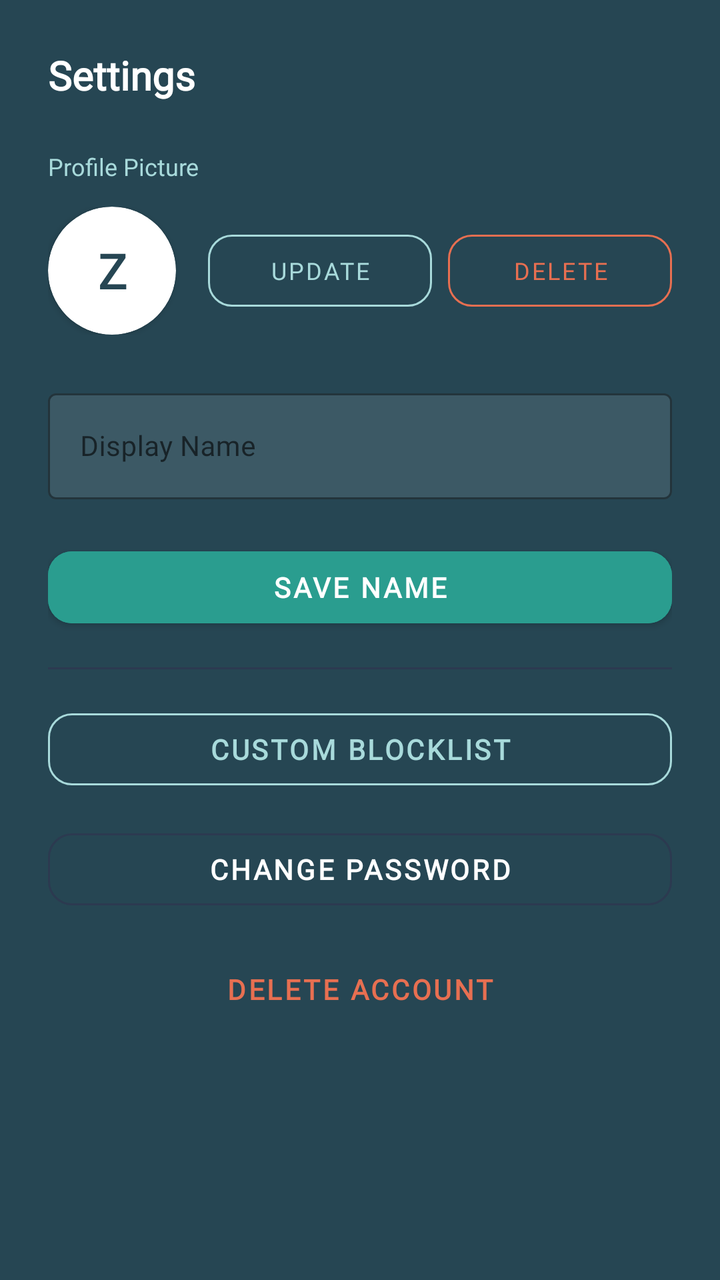
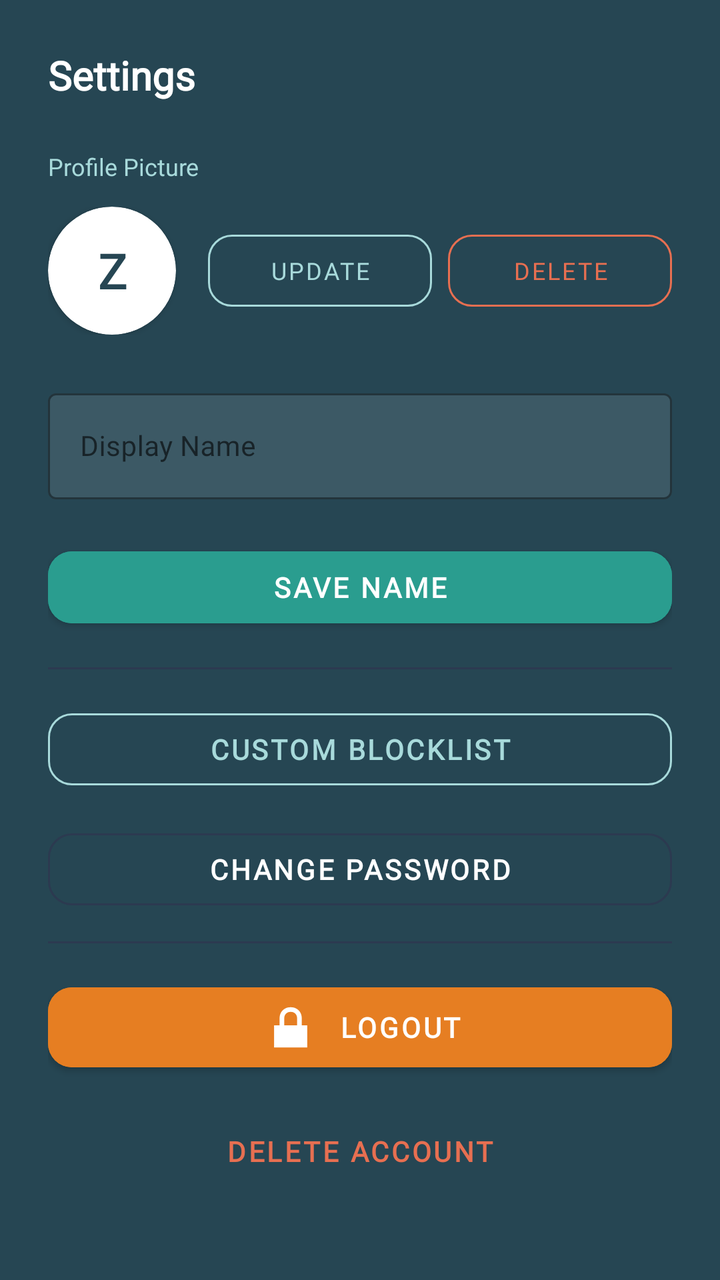

The first picture is an Android layout as it rendered before a commit; the second is the same layout after the commit. The layout source and the unified diff follow.
<!-- AndroidManifest.xml: application theme Theme.ZenZone -->
<!-- res/layout/dialog_settings.xml -->
<?xml version="1.0" encoding="utf-8"?>
<LinearLayout xmlns:android="http://schemas.android.com/apk/res/android"
    xmlns:app="http://schemas.android.com/apk/res-auto"
    android:layout_width="match_parent"
    android:layout_height="wrap_content"
    android:orientation="vertical"
    android:padding="24dp"
    android:background="@color/zen_slate_dark">

    <TextView
        android:layout_width="wrap_content"
        android:layout_height="wrap_content"
        android:text="Settings"
        android:textColor="@color/zen_slate_surface"
        android:textSize="20sp"
        android:textStyle="bold"
        android:fontFamily="@font/poppins_font_family"
        android:layout_marginBottom="24dp" />

    
    <TextView
        android:layout_width="wrap_content"
        android:layout_height="wrap_content"
        android:text="Profile Picture"
        android:textColor="@color/zen_teal_light"
        android:textSize="12sp"
        android:fontFamily="@font/poppins_font_family"
        android:layout_marginBottom="12dp" />

    <LinearLayout
        android:layout_width="match_parent"
        android:layout_height="wrap_content"
        android:orientation="horizontal"
        android:gravity="center_vertical"
        android:layout_marginBottom="24dp">

        <com.google.android.material.card.MaterialCardView
            android:layout_width="64dp"
            android:layout_height="64dp"
            app:cardBackgroundColor="@color/zen_slate_surface"
            app:cardCornerRadius="32dp"
            app:cardElevation="2dp"
            android:layout_marginEnd="16dp">

            <FrameLayout
                android:layout_width="match_parent"
                android:layout_height="match_parent">

                <TextView
                    android:id="@+id/tv_settings_avatar_initial"
                    android:layout_width="match_parent"
                    android:layout_height="match_parent"
                    android:gravity="center"
                    android:fontFamily="@font/poppins_font_family"
                    android:text="Z"
                    android:textColor="@color/zen_slate_dark"
                    android:textSize="24sp"
                    android:textStyle="bold" />

                <ImageView
                    android:id="@+id/iv_settings_profile_preview"
                    android:layout_width="match_parent"
                    android:layout_height="match_parent"
                    android:scaleType="centerCrop"
                    android:visibility="gone"
                    android:contentDescription="Profile Preview" />
            </FrameLayout>
        </com.google.android.material.card.MaterialCardView>

        <com.google.android.material.button.MaterialButton
            android:id="@+id/btn_settings_select_image"
            style="@style/Widget.MaterialComponents.Button.OutlinedButton"
            android:layout_width="0dp"
            android:layout_height="wrap_content"
            android:layout_weight="1"
            android:layout_marginEnd="8dp"
            android:text="Update"
            android:textColor="@color/zen_teal_light"
            app:strokeColor="@color/zen_teal_light"
            app:strokeWidth="1dp"
            app:cornerRadius="12dp"
            android:textSize="12sp" />

        <com.google.android.material.button.MaterialButton
            android:id="@+id/btn_settings_remove_image"
            style="@style/Widget.MaterialComponents.Button.OutlinedButton"
            android:layout_width="0dp"
            android:layout_height="wrap_content"
            android:layout_weight="1"
            android:text="Delete"
            android:textColor="@color/zen_danger_red"
            app:strokeColor="@color/zen_danger_red"
            app:strokeWidth="1dp"
            app:cornerRadius="12dp"
            android:textSize="12sp" />
    </LinearLayout>

    
    <com.google.android.material.textfield.TextInputLayout
        android:id="@+id/til_settings_name"
        style="@style/Widget.MaterialComponents.TextInputLayout.OutlinedBox"
        android:layout_width="match_parent"
        android:layout_height="wrap_content"
        android:layout_marginBottom="20dp"
        android:hint="Display Name"
        app:hintTextColor="@color/zen_teal_light"
        app:boxStrokeColor="@color/zen_teal_light"
        app:boxStrokeWidthFocused="2dp"
        app:boxStrokeWidth="1dp"
        app:boxBackgroundColor="#1AFFFFFF">

        <com.google.android.material.textfield.TextInputEditText
            android:id="@+id/et_settings_name"
            android:layout_width="match_parent"
            android:layout_height="wrap_content"
            android:textColor="@color/white"
            android:textColorHint="#80FFFFFF"
            android:inputType="textPersonName"
            android:fontFamily="@font/poppins_font_family"
            android:textSize="14sp" />

    </com.google.android.material.textfield.TextInputLayout>

    
    <com.google.android.material.button.MaterialButton
        android:id="@+id/btn_settings_save_name"
        android:layout_width="match_parent"
        android:layout_height="wrap_content"
        android:text="SAVE NAME"
        android:textColor="@color/zen_slate_surface"
        android:backgroundTint="@color/zen_teal_primary"
        android:fontFamily="@font/poppins_font_family"
        android:textStyle="bold"
        android:layout_marginBottom="16dp"
        app:cornerRadius="12dp" />


    
    <View
        android:layout_width="match_parent"
        android:layout_height="1dp"
        android:background="#2C3A50"
        android:layout_marginBottom="16dp" />

    
    <com.google.android.material.button.MaterialButton
        android:id="@+id/btn_settings_custom_blocklist"
        android:layout_width="match_parent"
        android:layout_height="wrap_content"
        style="@style/Widget.MaterialComponents.Button.OutlinedButton"
        android:text="CUSTOM BLOCKLIST"
        android:textColor="@color/zen_teal_light"
        app:strokeColor="@color/zen_teal_light"
        android:fontFamily="@font/poppins_font_family"
        android:textStyle="bold"
        android:layout_marginBottom="12dp"
        app:cornerRadius="12dp" />

    
    <com.google.android.material.button.MaterialButton
        android:id="@+id/btn_settings_change_password"
        android:layout_width="match_parent"
        android:layout_height="wrap_content"
        style="@style/Widget.MaterialComponents.Button.OutlinedButton"
        android:text="CHANGE PASSWORD"
        android:textColor="@color/zen_slate_surface"
        app:strokeColor="#2C3A50"
        android:fontFamily="@font/poppins_font_family"
        android:textStyle="bold"
        android:layout_marginBottom="12dp"
        app:cornerRadius="12dp" />

    
    <com.google.android.material.button.MaterialButton
        android:id="@+id/btn_settings_delete_account"
        android:layout_width="match_parent"
        android:layout_height="wrap_content"
        style="@style/Widget.MaterialComponents.Button.TextButton"
        android:text="DELETE ACCOUNT"
        android:textColor="@color/zen_danger_red"
        android:fontFamily="@font/poppins_font_family"
        android:textStyle="bold"
        android:layout_marginBottom="12dp" />

</LinearLayout>
<!-- resources referenced by this layout -->
<resources>
  <color name="white">#FFFFFFFF</color>
  <color name="zen_danger_red">#E76F51</color>
  <color name="zen_slate_dark">#264653</color>
  <color name="zen_slate_surface">#FFFFFF</color>
  <color name="zen_teal_light">#A8DADB</color>
  <color name="zen_teal_primary">#2A9D8F</color>
  <style name="Theme.ZenZone" parent="Theme.MaterialComponents.Light.NoActionBar">
          <item name="colorPrimary">@color/zen_teal_primary</item>
          <item name="colorPrimaryVariant">@color/zen_teal_dark</item>
          <item name="colorOnPrimary">@color/zen_slate_surface</item>
          <item name="colorSecondary">@color/zen_blue_muted</item>
          <item name="colorSecondaryVariant">@color/zen_blue_muted</item>
          <item name="colorOnSecondary">@color/zen_slate_surface</item>
          <item name="android:statusBarColor">@color/zen_teal_dark</item>
          <item name="android:windowBackground">@color/zen_teal_primary</item>
          <item name="colorSurface">@color/zen_slate_surface</item>
          <item name="colorError">@color/zen_danger_red</item>
          <item name="fontFamily">@font/poppins_font_family</item>
          <item name="android:textColorPrimary">@color/zen_slate_dark</item>
          <item name="android:textColorSecondary">@color/zen_gray_text</item>
      </style>
  <color name="zen_teal_dark">#1B6E65</color>
  <color name="zen_blue_muted">#457B9D</color>
  <color name="zen_gray_text">#6B7280</color>
</resources>

<!-- the commit's change to res/layout/dialog_settings.xml (unified diff, before → after) -->
@@ -171,6 +171,29 @@
         app:cornerRadius="12dp" />
 
     
+    <View
+        android:layout_width="match_parent"
+        android:layout_height="1dp"
+        android:background="#2C3A50"
+        android:layout_marginBottom="16dp" />
+
+    
+    <com.google.android.material.button.MaterialButton
+        android:id="@+id/btn_settings_logout"
+        android:layout_width="match_parent"
+        android:layout_height="wrap_content"
+        android:text="LOGOUT"
+        android:textColor="@color/white"
+        android:backgroundTint="#E67E22"
+        android:fontFamily="@font/poppins_font_family"
+        android:textStyle="bold"
+        android:layout_marginBottom="12dp"
+        app:cornerRadius="12dp"
+        app:icon="@android:drawable/ic_lock_lock"
+        app:iconGravity="textStart"
+        app:iconTint="@color/white" />
+
+    
     <com.google.android.material.button.MaterialButton
         android:id="@+id/btn_settings_delete_account"
         android:layout_width="match_parent"
